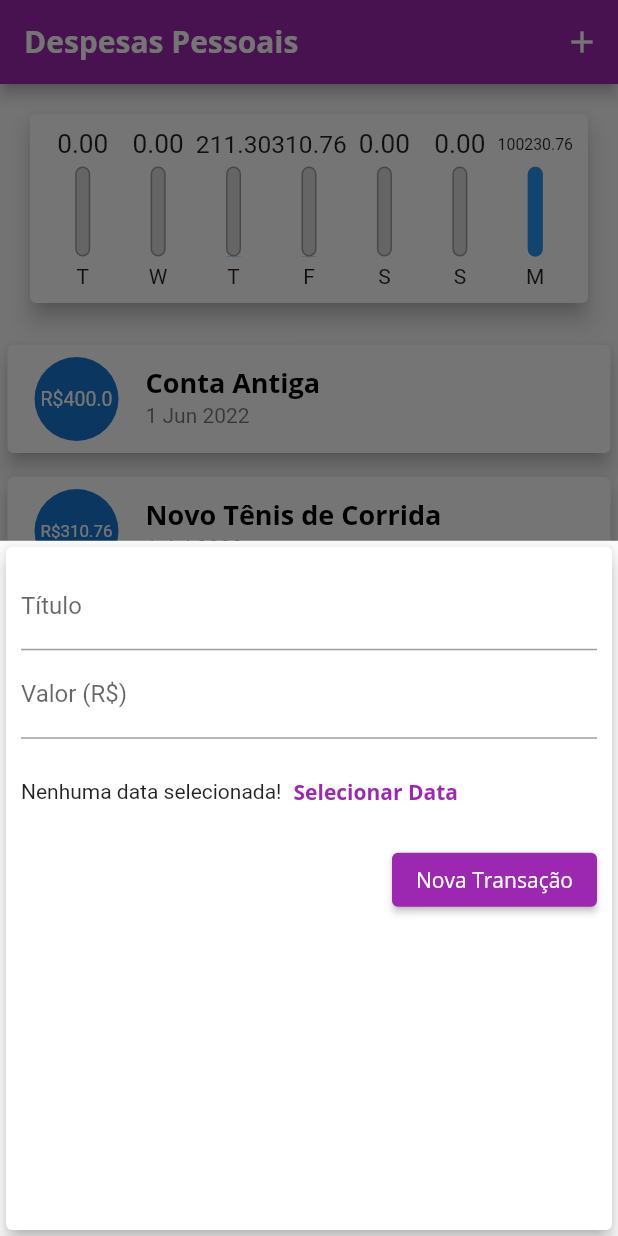
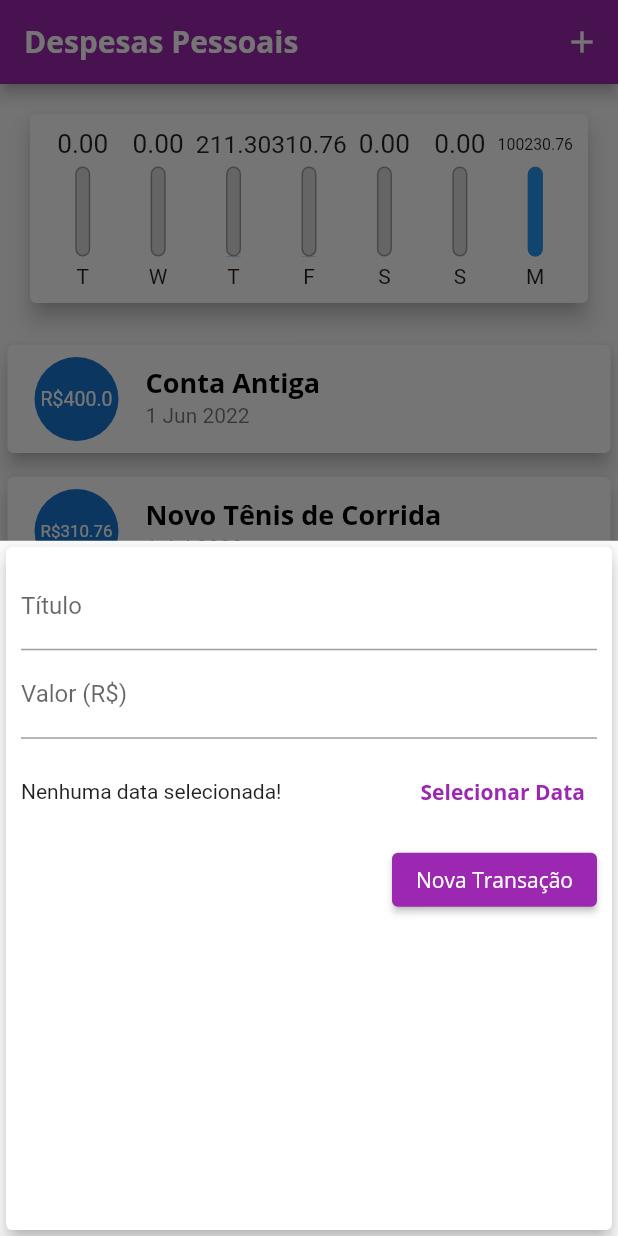
Before and after one commit to Mott4/expenses, a Flutter app: the screen it shows after launch, after a tap on the "add" icon, on a phone screen of 412 x 824 dp. Run offline on Flutter 3.47's test engine with Material 2 defaults, Android fonts, the phone set to English and light mode, and no system bars.

Commit message:
ajustes no datepicker

```diff
--- a/lib/components/transaction_form.dart
+++ b/lib/components/transaction_form.dart
@@ -30,7 +30,7 @@ class _TransactionFormState extends State<TransactionForm> {
     showDatePicker(
       context: context,
       initialDate: DateTime.now(),
-      firstDate: DateTime(2020),
+      firstDate: DateTime(2019),
       lastDate: DateTime.now(),
     ).then((pickedDate) {
       if (pickedDate == null) {
@@ -70,9 +70,11 @@ class _TransactionFormState extends State<TransactionForm> {
               height: 70,
               child: Row(
                 children: <Widget>[
-                  Text(
-                    _selectedDate == null ? 'Nenhuma data selecionada!'
-                    : DateFormat('d/M/y').format(_selectedDate!),
+                  Expanded(
+                    child: Text(
+                      _selectedDate == null ? 'Nenhuma data selecionada!'
+                      : 'Data Selecionada: ${DateFormat('dd/MM/y').format(_selectedDate!)}',
+                    ),
                   ),
                   TextButton(
                     style: TextButton.styleFrom(primary: Colors.purple),
```
